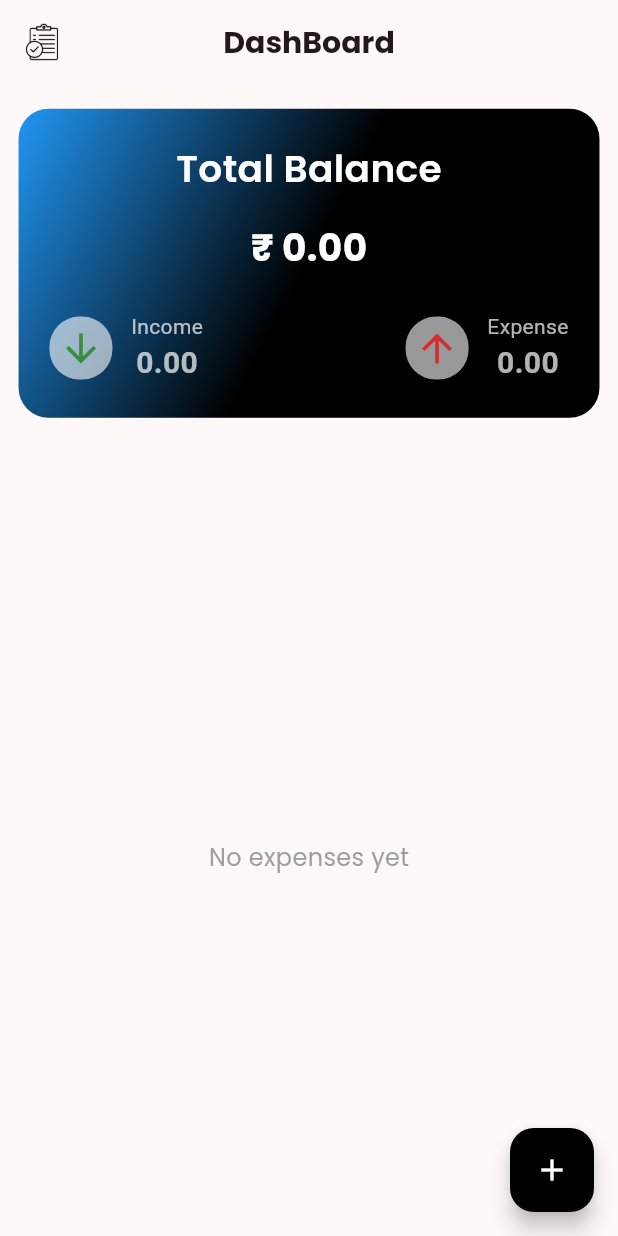
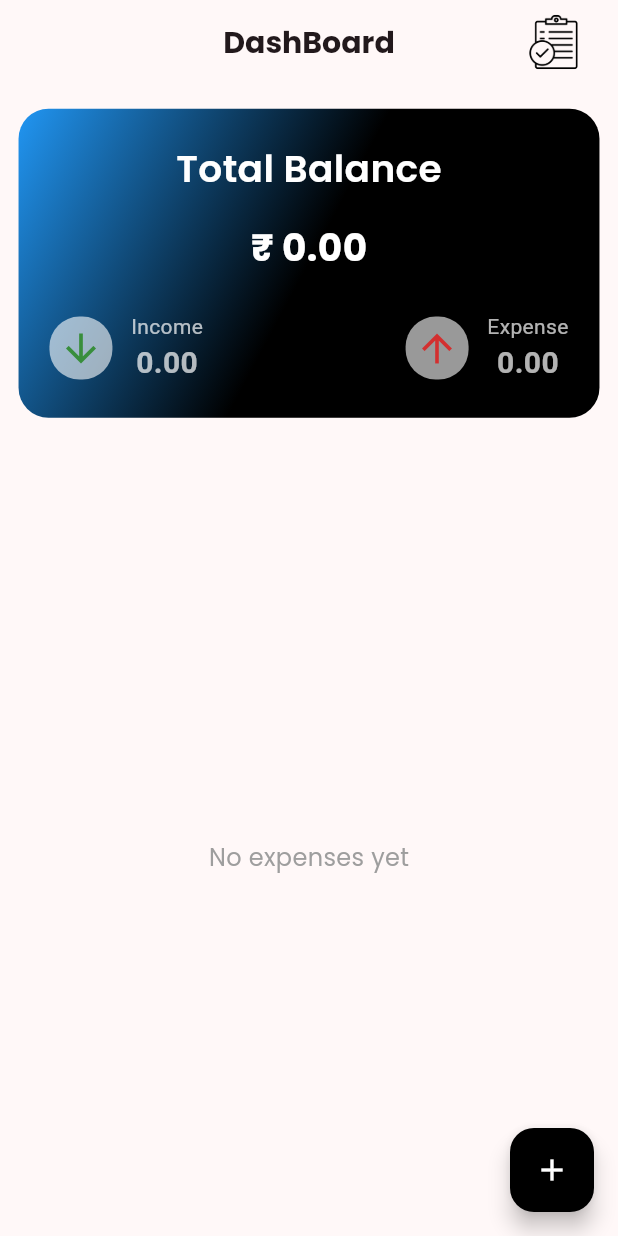
Before and after one commit to dhruvx19/FinFlow, a Flutter app: the screen it shows after launch, on a phone screen of 412 x 824 dp. Run offline on Flutter 3.47's test engine with Material 3 defaults, Android fonts, the phone set to English and light mode, and no system bars; our stand-ins replace bloc, equatable, flutter_bloc, flutter_local_notifications, fluttertoast, font_awesome_flutter and 6 more; accounts and stored records are empty.

Commit message:
summary_ui

```diff
--- a/lib/views/homepage.dart
+++ b/lib/views/homepage.dart
@@ -21,7 +21,6 @@ class HomeView extends StatefulWidget {
   State<HomeView> createState() => _HomeViewState();
 }
 
-
 class _HomeViewState extends State<HomeView> {
   @override
   void initState() {
@@ -42,7 +41,15 @@ class _HomeViewState extends State<HomeView> {
   Widget build(BuildContext context) {
     return Scaffold(
       appBar: AppBar(
-        leading: IconButton(
+        title: Text(
+          'DashBoard',
+          style: GoogleFonts.poppins(fontSize: 20, fontWeight: FontWeight.bold),
+        ),
+        centerTitle: true,
+        actions: [
+          Padding(
+            padding: EdgeInsets.only(right: context.mw * 0.04),
+            child: IconButton(
               onPressed: () {
                 Navigator.push(
                     context,
@@ -52,16 +59,15 @@ class _HomeViewState extends State<HomeView> {
               },
               icon: Image.asset(
                 ImageAsset.leadingHome,
-            height: context.mh * 0.06,
-            width: context.mw * 0.06,
+                height: context.mh * 0.09,
+                width: context.mw * 0.09,
                 color: Colors.black,
+                semanticLabel: 'Summary',
+
               ),
             ),
-        title: Text(
-          'DashBoard',
-          style: GoogleFonts.poppins(fontSize: 20, fontWeight: FontWeight.bold),
           ),
-        centerTitle: true,
+        ],
       ),
       body: BlocBuilder<HomeBloc, HomeState>(
         builder: (context, state) {
@@ -201,9 +207,9 @@ class _HomeViewState extends State<HomeView> {
                                           color: Colors.white),
                                     ),
                                     title: Column(
-                                      crossAxisAlignment: CrossAxisAlignment.start,
+                                      crossAxisAlignment:
+                                          CrossAxisAlignment.start,
                                       children: [
-
                                         Text(
                                           '₹${state.expenseList[index].amount.toString()}',
                                           style: GoogleFonts.poppins(
```
Lines whose indentation alone changed are shown as unchanged.
